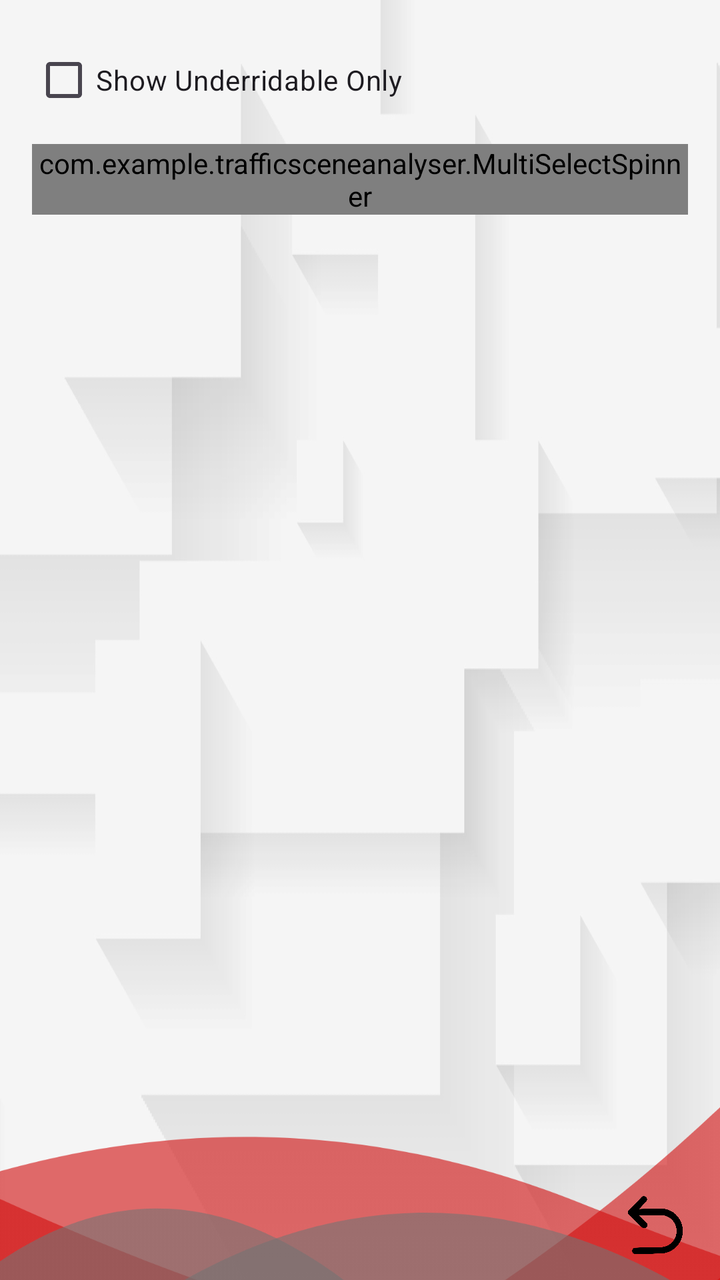
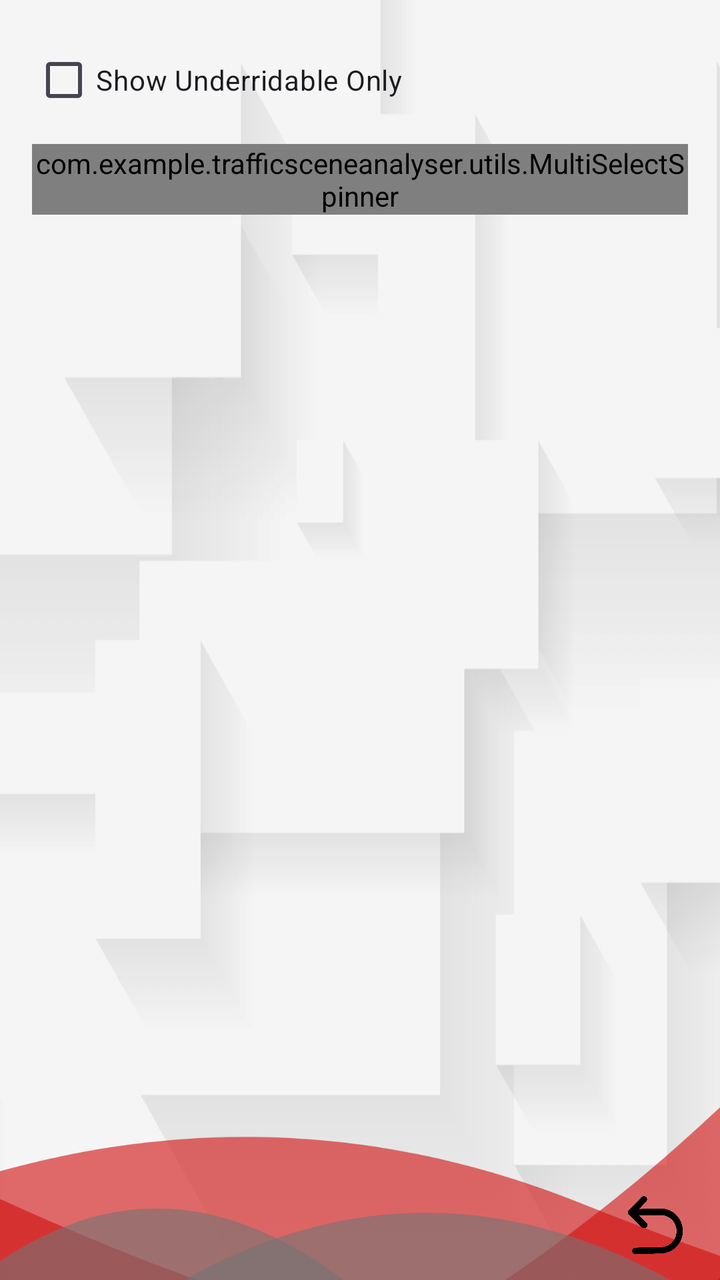

The first picture is an Android layout as it rendered before a commit; the second is the same layout after the commit. The layout source and the unified diff follow.
<!-- AndroidManifest.xml: application theme Theme.TrafficSceneAnalyser -->
<!-- res/layout/activity_history.xml -->
<?xml version="1.0" encoding="utf-8"?>
<androidx.constraintlayout.widget.ConstraintLayout xmlns:android="http://schemas.android.com/apk/res/android"
    xmlns:app="http://schemas.android.com/apk/res-auto"
    xmlns:tools="http://schemas.android.com/tools"
    android:id="@+id/main"
    android:layout_width="match_parent"
    android:layout_height="match_parent"
    tools:context=".HistoryActivity"
    android:background="@drawable/background" >

    <ImageView
        android:id="@+id/imageView8"
        android:layout_width="486dp"
        android:layout_height="689dp"
        android:rotationY="180"
        app:layout_constraintBottom_toBottomOf="parent"
        app:layout_constraintEnd_toEndOf="parent"
        app:layout_constraintHorizontal_bias="0.0"
        app:layout_constraintStart_toStartOf="parent"
        app:layout_constraintTop_toTopOf="parent"
        app:layout_constraintVertical_bias="1.0"
        app:srcCompat="@drawable/bottomlayout" />

    <ImageButton
        android:id="@+id/backButton"
        android:layout_width="64dp"
        android:layout_height="55dp"
        android:backgroundTint="#00FFFFFF"
        android:scaleType="fitCenter"
        app:layout_constraintBottom_toBottomOf="parent"
        app:layout_constraintEnd_toEndOf="parent"
        app:layout_constraintHorizontal_bias="0.8"
        app:layout_constraintTop_toBottomOf="@+id/recyclerView"
        app:srcCompat="@drawable/backbutton" />

    <LinearLayout
        android:id="@+id/filterLayout"
        android:layout_width="0dp"
        android:layout_height="wrap_content"
        android:orientation="vertical"
        app:layout_constraintTop_toTopOf="parent"
        app:layout_constraintStart_toStartOf="parent"
        app:layout_constraintEnd_toEndOf="parent"
        android:padding="16dp">

        <CheckBox
            android:id="@+id/filterCheckbox"
            android:layout_width="wrap_content"
            android:layout_height="wrap_content"
            android:text="Show Underridable Only" />

        <com.example.trafficsceneanalyser.MultiSelectSpinner
            android:id="@+id/modelSpinner"
            android:layout_width="match_parent"
            android:layout_height="wrap_content"
            android:layout_marginTop="8dp"
            android:layout_marginBottom="8dp" />
    </LinearLayout>

    <androidx.recyclerview.widget.RecyclerView
        android:id="@+id/recyclerView"
        android:layout_width="0dp"
        android:layout_height="0dp"
        android:layout_marginTop="8dp"
        app:layout_constraintEnd_toEndOf="parent"
        app:layout_constraintStart_toStartOf="parent"
        app:layout_constraintTop_toBottomOf="@id/filterLayout"
        app:layout_constraintBottom_toTopOf="@id/backButton" />

</androidx.constraintlayout.widget.ConstraintLayout>
<!-- resources referenced by this layout -->
<resources>
  <!-- drawable backbutton: png bitmap (drawable, 27156 bytes) -->
  <!-- drawable background: png bitmap (drawable-hdpi, 37305 bytes) -->
  <!-- drawable bottomlayout: png bitmap (drawable-hdpi, 51256 bytes) -->
  <style name="Theme.TrafficSceneAnalyser" parent="Base.Theme.TrafficSceneAnalyser" />
  <style name="Base.Theme.TrafficSceneAnalyser" parent="Theme.Material3.DayNight.NoActionBar">
          
          
      </style>
</resources>

<!-- the commit's change to res/layout/activity_history.xml (unified diff, before → after) -->
@@ -5,7 +5,7 @@
     android:id="@+id/main"
     android:layout_width="match_parent"
     android:layout_height="match_parent"
-    tools:context=".HistoryActivity"
+    tools:context=".activities.analysis.HistoryActivity"
     android:background="@drawable/background" >
 
     <ImageView
@@ -49,7 +49,7 @@
             android:layout_height="wrap_content"
             android:text="Show Underridable Only" />
 
-        <com.example.trafficsceneanalyser.MultiSelectSpinner
+        <com.example.trafficsceneanalyser.utils.MultiSelectSpinner
             android:id="@+id/modelSpinner"
             android:layout_width="match_parent"
             android:layout_height="wrap_content"
